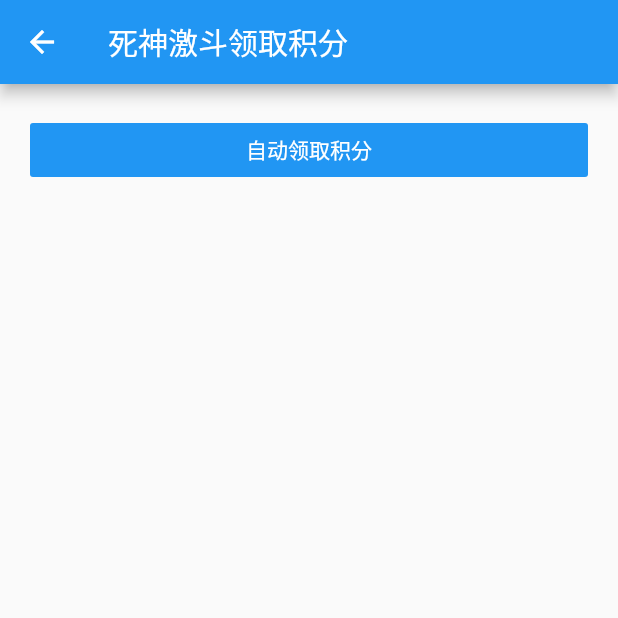
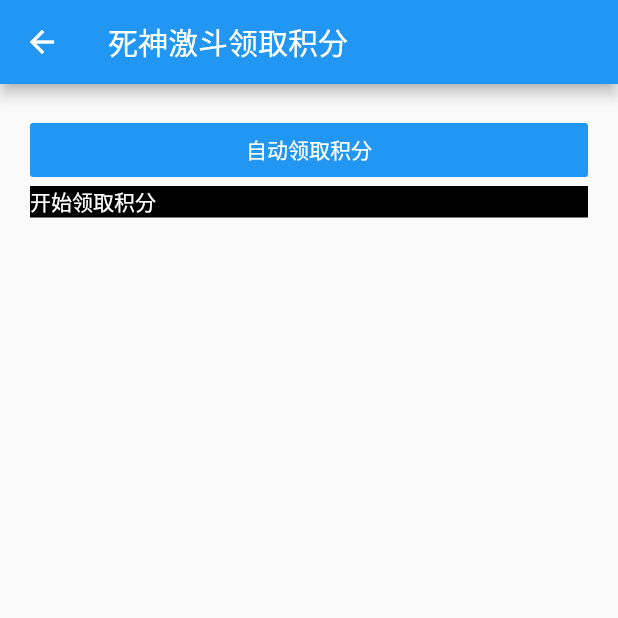
Before and after one commit to openboy2012/Flutter, a Flutter app: the SecondPage screen opened directly, after a tap on "自动领取积分", on a phone screen of 412 x 824 dp, the top half of it. Run offline on Flutter 3.47's test engine with Material 2 defaults, Android fonts, the phone set to English and light mode, and no system bars; our stand-ins replace dio; network calls fail.

Commit message:
提交代码

```diff
--- a/flutter_app/lib/SecondPage.dart
+++ b/flutter_app/lib/SecondPage.dart
@@ -24,6 +24,11 @@ class SecondPage extends StatefulWidget {
 
 class _SecondPage extends State<SecondPage> {
 
+  static Map<String, dynamic> serverKeyValues = {"18657349251":"流魂街51区",
+    "18043172036":"流魂街52区","1010473892":"流魂街103区","1011550377":"流魂街51区"};
+
+  String _printText = "开始领取积分";
+
   void _blLoginAction() async
   {
     Map<String, dynamic> headers = new Map();
@@ -32,6 +37,9 @@ class _SecondPage extends State<SecondPage> {
       headers:headers,
       baseUrl:BLApi.BL_BASE_URL,
     );
+
+    _printText = "开始领取积分";
+
     Dio dio = new Dio(options);
 
     List<Map<String, dynamic>> accounts = new List();
@@ -39,7 +47,7 @@ class _SecondPage extends State<SecondPage> {
     params["loginType"] = 0;
     params["account"] = '1011550377';
     params["passWord"] = 'asdf1234';
-    // accounts.add(params);
+    accounts.add(params);
     params = new Map();
     params["loginType"] = 0;
     params["account"] = '18657349251';
@@ -59,7 +67,7 @@ class _SecondPage extends State<SecondPage> {
       ///登陆账号
       Response responseLogin = await dio.post(BLApi.BL_USER_LOGIN, data: params);
       int code = BLResponse.fromJson(responseLogin.data).code;
-      print("Account Login is " + code.toString());
+      blPrintTextView("账号登陆状态:" + code.toString());
       ///登陆成功
       if (code == 0) {
         await doUserGetPoint(dio, params["account"]);
@@ -67,8 +75,16 @@ class _SecondPage extends State<SecondPage> {
 
       Response responseLogout = await dio.post(BLApi.BL_USER_LOGOUT);
       code = BLResponse.fromJson(responseLogout.data).code;
-      print("Account Logout is " + code.toString());
+      blPrintTextView("账号登出状态:" + code.toString());
     }
+  }
+
+  void blPrintTextView(String line) {
+    setState(() {
+      _printText = _printText + "\n";
+      _printText = _printText + line;
+    });
+    print(line);
   }
 
   Future doUserGetPoint (Dio dio, String account) async
@@ -82,6 +98,8 @@ class _SecondPage extends State<SecondPage> {
       ///遍历平台信息
       if (platformInfo.name == "IOS") {
         for (BLServerInfo serverInfo in platformInfo.serveList) {
+          ///匹配正确的账号信息
+          if (serverInfo.name == serverKeyValues[account]) {
             Map<String, dynamic> params = new Map();
             params["phone"] = "18888888888";
             params["serverId"] = serverInfo.serverId;
@@ -102,6 +120,7 @@ class _SecondPage extends State<SecondPage> {
         }
       }
     }
+  }
 
   ///获取积分
   Future getAllPointByUser (Dio dio, String nickname) async
@@ -111,7 +130,7 @@ class _SecondPage extends State<SecondPage> {
     {
       Response responsePoint = await dio.post(BLApi.BL_GET_POINT, data: {"type":i});
       BLResponse response = BLResponse.fromJson(responsePoint.data);
-      print(nickname + " getPoint type:" + i.toString() + " Result:" + response.code.toString() + " msg:" + response.msg);
+      blPrintTextView(nickname + " getPoint type:" + i.toString() + " Result:" + response.code.toString() + " msg:" + response.msg);
       ///没登陆过游戏的，跳出循环
       // if (response.code != 0 && i == 0)
       // {
@@ -138,6 +157,15 @@ class _SecondPage extends State<SecondPage> {
       padding: EdgeInsets.all(20),
       children: [
         normalFlatButton(),
+        SingleChildScrollView(
+          child: Container(
+            color: Colors.black,
+            child: ConstrainedBox(
+              constraints: BoxConstraints(maxWidth: 300.0),
+              child: Text(_printText, style: TextStyle(color: Colors.white),),
+            ),
+          ),
+        )
       ],
     );
   }
```
Also changed, not shown: flutter_app/lib/BLGetDollPage.dart (+27 -10 lines), 2 other files. Lines whose indentation alone changed are shown as unchanged.
